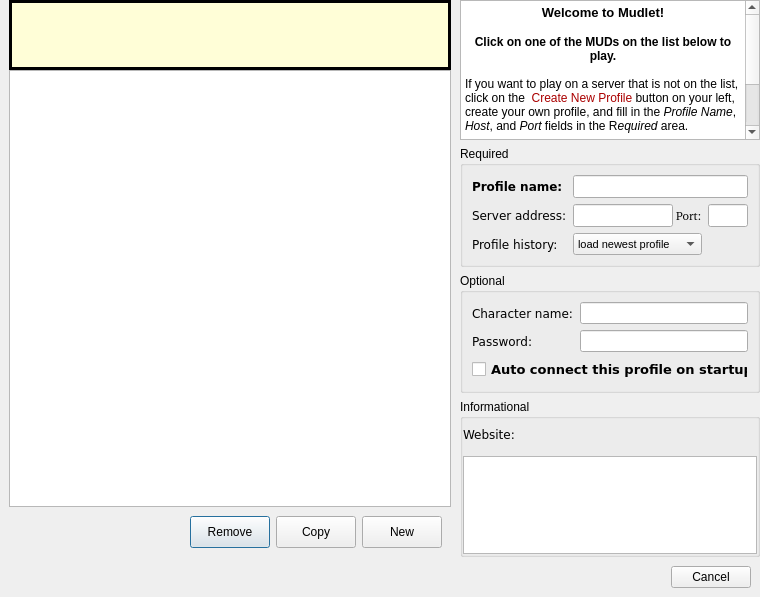
Before: the Qt Designer form src/ui/connection_profiles.ui in Mudlet/Mudlet, drawn with Qt 5.
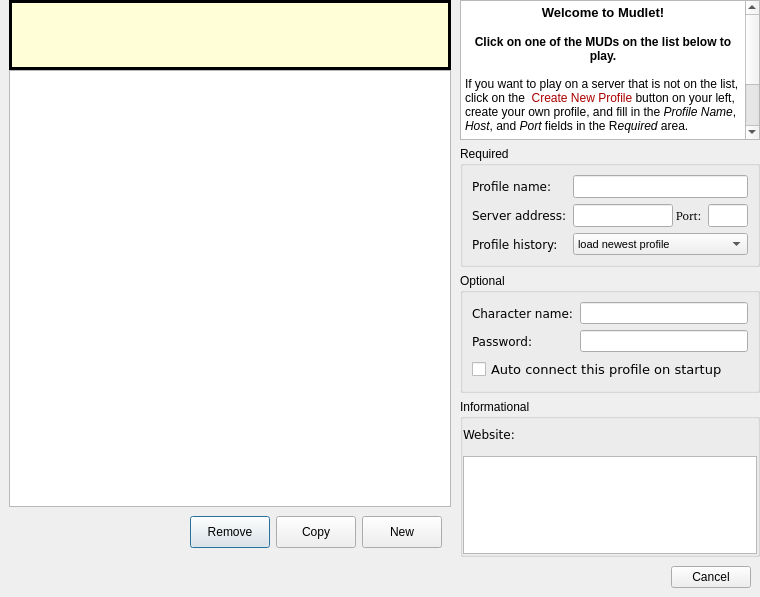
After: the same form once the commit is applied. Icons and pictures are not drawn.

What changed in the file:
```diff
--- a/src/ui/connection_profiles.ui
+++ b/src/ui/connection_profiles.ui
@@ -2228,8 +2228,8 @@
                <font>
                 <family>DejaVu Sans</family>
                 <pointsize>9</pointsize>
-                <weight>75</weight>
-                <bold>true</bold>
+                <weight>50</weight>
+                <bold>false</bold>
                </font>
               </property>
               <property name="text">
@@ -2340,7 +2340,7 @@
               </property>
              </widget>
             </item>
-            <item row="2" column="1" colspan="2">
+            <item row="2" column="1" colspan="3">
              <widget class="QComboBox" name="profile_history">
               <property name="sizePolicy">
                <sizepolicy hsizetype="Expanding" vsizetype="Fixed">
@@ -2444,8 +2444,8 @@
                <font>
                 <family>DejaVu Sans</family>
                 <pointsize>10</pointsize>
-                <weight>75</weight>
-                <bold>true</bold>
+                <weight>50</weight>
+                <bold>false</bold>
                </font>
               </property>
               <property name="toolTip">
```
